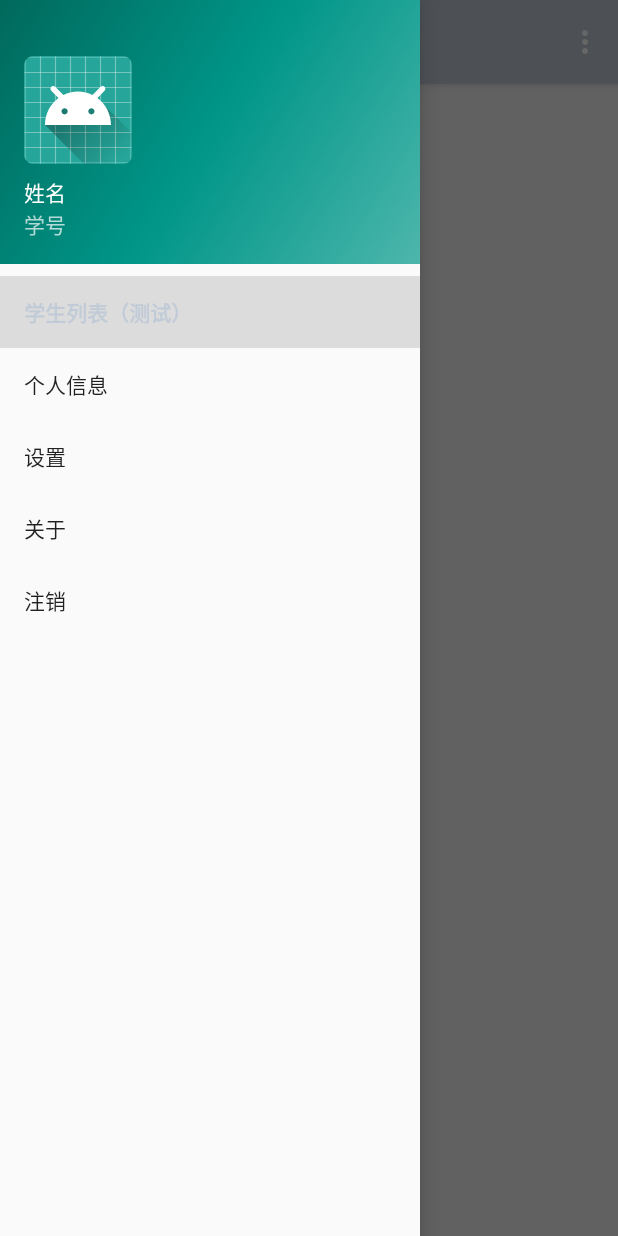
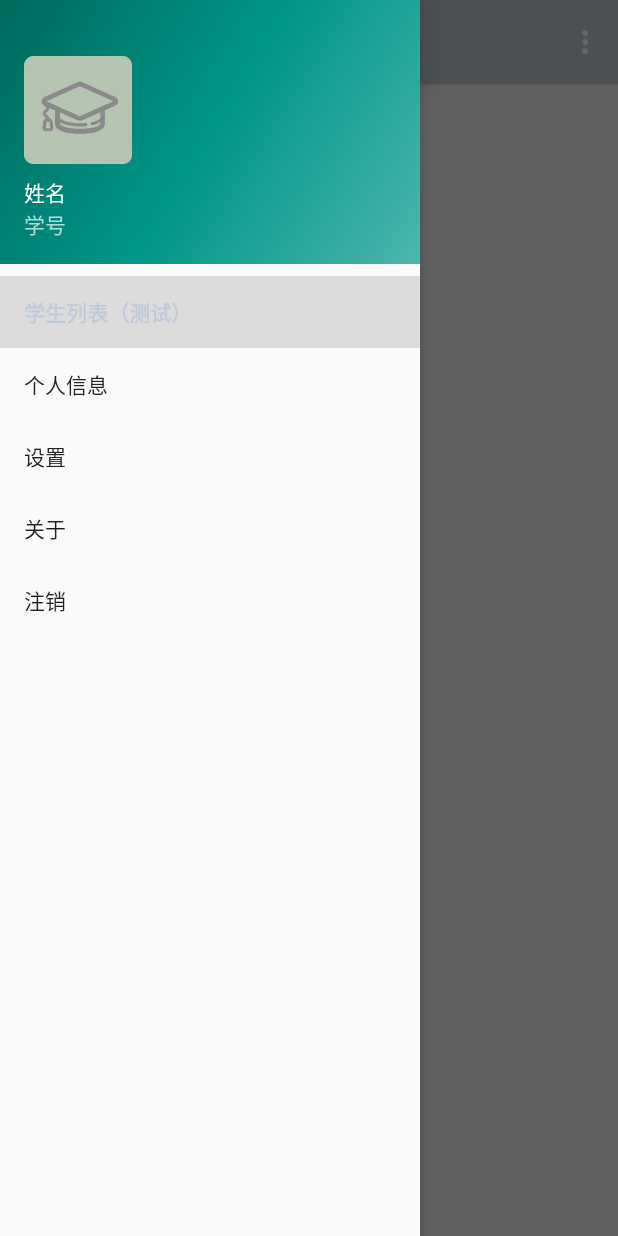
Before and after one commit to fzuiot2015/edu-android, an Android app: the MainActivityForTeacher screen opened directly, with no data from a screen before it, with the side drawer open, on a phone screen of 412 x 824 dp. Run offline under Robolectric (Android 15) with nearby library versions, the phone set to English and light mode, and no system bars; 2 statements that could not run were skipped.

Commit message:
Merge branch 'master' of https://github.com/fzuiot2015/edu-android
# Conflicts:
#	app/src/main/java/fzu/edu/student/adapter/SyllabusAdapter.java

```diff
--- a/app/src/main/AndroidManifest.xml
+++ b/app/src/main/AndroidManifest.xml
@@ -7,7 +7,7 @@
     <application
         android:name=".MyApplication"
         android:allowBackup="true"
-        android:icon="@mipmap/ic_launcher"
+        android:icon="@drawable/ic_launcher_logo"
         android:label="@string/app_name"
         android:roundIcon="@mipmap/ic_launcher_round"
         android:supportsRtl="true"
--- a/app/src/main/res/drawable/ic_launcher_background.xml
+++ b/app/src/main/res/drawable/ic_launcher_background.xml
@@ -1,170 +1,76 @@
 <?xml version="1.0" encoding="utf-8"?>
 <vector xmlns:android="http://schemas.android.com/apk/res/android"
-    android:width="108dp"
-    android:height="108dp"
-    android:viewportHeight="108"
-    android:viewportWidth="108">
-    <path
-        android:fillColor="#26A69A"
-        android:pathData="M0,0h108v108h-108z" />
-    <path
-        android:fillColor="#00000000"
-        android:pathData="M9,0L9,108"
-        android:strokeColor="#33FFFFFF"
-        android:strokeWidth="0.8" />
-    <path
-        android:fillColor="#00000000"
-        android:pathData="M19,0L19,108"
-        android:strokeColor="#33FFFFFF"
-        android:strokeWidth="0.8" />
-    <path
-        android:fillColor="#00000000"
-        android:pathData="M29,0L29,108"
-        android:strokeColor="#33FFFFFF"
-        android:strokeWidth="0.8" />
-    <path
-        android:fillColor="#00000000"
-        android:pathData="M39,0L39,108"
-        android:strokeColor="#33FFFFFF"
-        android:strokeWidth="0.8" />
-    <path
-        android:fillColor="#00000000"
-        android:pathData="M49,0L49,108"
-        android:strokeColor="#33FFFFFF"
-        android:strokeWidth="0.8" />
-    <path
-        android:fillColor="#00000000"
-        android:pathData="M59,0L59,108"
-        android:strokeColor="#33FFFFFF"
-        android:strokeWidth="0.8" />
-    <path
-        android:fillColor="#00000000"
-        android:pathData="M69,0L69,108"
-        android:strokeColor="#33FFFFFF"
-        android:strokeWidth="0.8" />
-    <path
-        android:fillColor="#00000000"
-        android:pathData="M79,0L79,108"
-        android:strokeColor="#33FFFFFF"
-        android:strokeWidth="0.8" />
-    <path
-        android:fillColor="#00000000"
-        android:pathData="M89,0L89,108"
-        android:strokeColor="#33FFFFFF"
-        android:strokeWidth="0.8" />
-    <path
-        android:fillColor="#00000000"
-        android:pathData="M99,0L99,108"
-        android:strokeColor="#33FFFFFF"
-        android:strokeWidth="0.8" />
-    <path
-        android:fillColor="#00000000"
-        android:pathData="M0,9L108,9"
-        android:strokeColor="#33FFFFFF"
-        android:strokeWidth="0.8" />
-    <path
-        android:fillColor="#00000000"
-        android:pathData="M0,19L108,19"
-        android:strokeColor="#33FFFFFF"
-        android:strokeWidth="0.8" />
-    <path
-        android:fillColor="#00000000"
-        android:pathData="M0,29L108,29"
-        android:strokeColor="#33FFFFFF"
-        android:strokeWidth="0.8" />
-    <path
-        android:fillColor="#00000000"
-        android:pathData="M0,39L108,39"
-        android:strokeColor="#33FFFFFF"
-        android:strokeWidth="0.8" />
-    <path
-        android:fillColor="#00000000"
-        android:pathData="M0,49L108,49"
-        android:strokeColor="#33FFFFFF"
-        android:strokeWidth="0.8" />
-    <path
-        android:fillColor="#00000000"
-        android:pathData="M0,59L108,59"
-        android:strokeColor="#33FFFFFF"
-        android:strokeWidth="0.8" />
-    <path
-        android:fillColor="#00000000"
-        android:pathData="M0,69L108,69"
-        android:strokeColor="#33FFFFFF"
-        android:strokeWidth="0.8" />
-    <path
-        android:fillColor="#00000000"
-        android:pathData="M0,79L108,79"
-        android:strokeColor="#33FFFFFF"
-        android:strokeWidth="0.8" />
-    <path
-        android:fillColor="#00000000"
-        android:pathData="M0,89L108,89"
-        android:strokeColor="#33FFFFFF"
-        android:strokeWidth="0.8" />
-    <path
-        android:fillColor="#00000000"
-        android:pathData="M0,99L108,99"
-        android:strokeColor="#33FFFFFF"
-        android:strokeWidth="0.8" />
-    <path
-        android:fillColor="#00000000"
-        android:pathData="M19,29L89,29"
-        android:strokeColor="#33FFFFFF"
-        android:strokeWidth="0.8" />
-    <path
-        android:fillColor="#00000000"
-        android:pathData="M19,39L89,39"
-        android:strokeColor="#33FFFFFF"
-        android:strokeWidth="0.8" />
-    <path
-        android:fillColor="#00000000"
-        android:pathData="M19,49L89,49"
-        android:strokeColor="#33FFFFFF"
-        android:strokeWidth="0.8" />
-    <path
-        android:fillColor="#00000000"
-        android:pathData="M19,59L89,59"
-        android:strokeColor="#33FFFFFF"
-        android:strokeWidth="0.8" />
-    <path
-        android:fillColor="#00000000"
-        android:pathData="M19,69L89,69"
-        android:strokeColor="#33FFFFFF"
-        android:strokeWidth="0.8" />
-    <path
-        android:fillColor="#00000000"
-        android:pathData="M19,79L89,79"
-        android:strokeColor="#33FFFFFF"
-        android:strokeWidth="0.8" />
-    <path
-        android:fillColor="#00000000"
-        android:pathData="M29,19L29,89"
-        android:strokeColor="#33FFFFFF"
-        android:strokeWidth="0.8" />
-    <path
-        android:fillColor="#00000000"
-        android:pathData="M39,19L39,89"
-        android:strokeColor="#33FFFFFF"
-        android:strokeWidth="0.8" />
-    <path
-        android:fillColor="#00000000"
-        android:pathData="M49,19L49,89"
-        android:strokeColor="#33FFFFFF"
-        android:strokeWidth="0.8" />
-    <path
-        android:fillColor="#00000000"
-        android:pathData="M59,19L59,89"
-        android:strokeColor="#33FFFFFF"
-        android:strokeWidth="0.8" />
-    <path
-        android:fillColor="#00000000"
-        android:pathData="M69,19L69,89"
-        android:strokeColor="#33FFFFFF"
-        android:strokeWidth="0.8" />
-    <path
-        android:fillColor="#00000000"
-        android:pathData="M79,19L79,89"
-        android:strokeColor="#33FFFFFF"
-        android:strokeWidth="0.8" />
+        android:width="108dp"
+        android:height="108dp"
+        android:viewportWidth="106.930695"
+        android:viewportHeight="106.930695">
+    <group android:translateX="-0.5346535"
+            android:translateY="-0.5346535">
+        <path android:fillColor="#26A69A"
+              android:pathData="M0,0h108v108h-108z"/>
+        <path android:fillColor="#00000000" android:pathData="M9,0L9,108"
+              android:strokeColor="#33FFFFFF" android:strokeWidth="0.8"/>
+        <path android:fillColor="#00000000" android:pathData="M19,0L19,108"
+              android:strokeColor="#33FFFFFF" android:strokeWidth="0.8"/>
+        <path android:fillColor="#00000000" android:pathData="M29,0L29,108"
+              android:strokeColor="#33FFFFFF" android:strokeWidth="0.8"/>
+        <path android:fillColor="#00000000" android:pathData="M39,0L39,108"
+              android:strokeColor="#33FFFFFF" android:strokeWidth="0.8"/>
+        <path android:fillColor="#00000000" android:pathData="M49,0L49,108"
+              android:strokeColor="#33FFFFFF" android:strokeWidth="0.8"/>
+        <path android:fillColor="#00000000" android:pathData="M59,0L59,108"
+              android:strokeColor="#33FFFFFF" android:strokeWidth="0.8"/>
+        <path android:fillColor="#00000000" android:pathData="M69,0L69,108"
+              android:strokeColor="#33FFFFFF" android:strokeWidth="0.8"/>
+        <path android:fillColor="#00000000" android:pathData="M79,0L79,108"
+              android:strokeColor="#33FFFFFF" android:strokeWidth="0.8"/>
+        <path android:fillColor="#00000000" android:pathData="M89,0L89,108"
+              android:strokeColor="#33FFFFFF" android:strokeWidth="0.8"/>
+        <path android:fillColor="#00000000" android:pathData="M99,0L99,108"
+              android:strokeColor="#33FFFFFF" android:strokeWidth="0.8"/>
+        <path android:fillColor="#00000000" android:pathData="M0,9L108,9"
+              android:strokeColor="#33FFFFFF" android:strokeWidth="0.8"/>
+        <path android:fillColor="#00000000" android:pathData="M0,19L108,19"
+              android:strokeColor="#33FFFFFF" android:strokeWidth="0.8"/>
+        <path android:fillColor="#00000000" android:pathData="M0,29L108,29"
+              android:strokeColor="#33FFFFFF" android:strokeWidth="0.8"/>
+        <path android:fillColor="#00000000" android:pathData="M0,39L108,39"
+              android:strokeColor="#33FFFFFF" android:strokeWidth="0.8"/>
+        <path android:fillColor="#00000000" android:pathData="M0,49L108,49"
+              android:strokeColor="#33FFFFFF" android:strokeWidth="0.8"/>
+        <path android:fillColor="#00000000" android:pathData="M0,59L108,59"
+              android:strokeColor="#33FFFFFF" android:strokeWidth="0.8"/>
+        <path android:fillColor="#00000000" android:pathData="M0,69L108,69"
+              android:strokeColor="#33FFFFFF" android:strokeWidth="0.8"/>
+        <path android:fillColor="#00000000" android:pathData="M0,79L108,79"
+              android:strokeColor="#33FFFFFF" android:strokeWidth="0.8"/>
+        <path android:fillColor="#00000000" android:pathData="M0,89L108,89"
+              android:strokeColor="#33FFFFFF" android:strokeWidth="0.8"/>
+        <path android:fillColor="#00000000" android:pathData="M0,99L108,99"
+              android:strokeColor="#33FFFFFF" android:strokeWidth="0.8"/>
+        <path android:fillColor="#00000000" android:pathData="M19,29L89,29"
+              android:strokeColor="#33FFFFFF" android:strokeWidth="0.8"/>
+        <path android:fillColor="#00000000" android:pathData="M19,39L89,39"
+              android:strokeColor="#33FFFFFF" android:strokeWidth="0.8"/>
+        <path android:fillColor="#00000000" android:pathData="M19,49L89,49"
+              android:strokeColor="#33FFFFFF" android:strokeWidth="0.8"/>
+        <path android:fillColor="#00000000" android:pathData="M19,59L89,59"
+              android:strokeColor="#33FFFFFF" android:strokeWidth="0.8"/>
+        <path android:fillColor="#00000000" android:pathData="M19,69L89,69"
+              android:strokeColor="#33FFFFFF" android:strokeWidth="0.8"/>
+        <path android:fillColor="#00000000" android:pathData="M19,79L89,79"
+              android:strokeColor="#33FFFFFF" android:strokeWidth="0.8"/>
+        <path android:fillColor="#00000000" android:pathData="M29,19L29,89"
+              android:strokeColor="#33FFFFFF" android:strokeWidth="0.8"/>
+        <path android:fillColor="#00000000" android:pathData="M39,19L39,89"
+              android:strokeColor="#33FFFFFF" android:strokeWidth="0.8"/>
+        <path android:fillColor="#00000000" android:pathData="M49,19L49,89"
+              android:strokeColor="#33FFFFFF" android:strokeWidth="0.8"/>
+        <path android:fillColor="#00000000" android:pathData="M59,19L59,89"
+              android:strokeColor="#33FFFFFF" android:strokeWidth="0.8"/>
+        <path android:fillColor="#00000000" android:pathData="M69,19L69,89"
+              android:strokeColor="#33FFFFFF" android:strokeWidth="0.8"/>
+        <path android:fillColor="#00000000" android:pathData="M79,19L79,89"
+              android:strokeColor="#33FFFFFF" android:strokeWidth="0.8"/>
+    </group>
 </vector>
--- /dev/null
+++ b/app/src/main/res/drawable/ic_launcher_logo.xml
@@ -0,0 +1,18 @@
+<vector xmlns:android="http://schemas.android.com/apk/res/android"
+        android:width="108dp"
+        android:height="108dp"
+        android:viewportWidth="285.14853"
+        android:viewportHeight="285.14853">
+    <group android:translateX="-1.4257426"
+            android:translateY="-1.4257426">
+      <path
+          android:pathData="M274.5,288h-261C6.1,288 0,281.9 0,274.5v-261C0,6.1 6.1,0 13.5,0h261c7.5,0 13.5,6.1 13.5,13.5v261C288,281.9 281.9,288 274.5,288z"
+          android:fillColor="#C1CBD7"/>
+      <path
+          android:pathData="M144,146.3m-139.5,0a139.5,139.5 0,1 1,279 0a139.5,139.5 0,1 1,-279 0"
+          android:fillColor="#B5C4B1"/>
+      <path
+          android:pathData="M209.7,120.9l-59,-26.4c-1.1,-0.4 -2.3,-0.6 -3.4,-0.6c-1.1,0 -2.3,0.2 -3.4,0.6l-59,26.4c-3,1.3 -5.1,4.4 -5.1,7.8c0,3 1.7,5.7 4.2,7.2c0.8,0.8 1.7,1.7 2.3,2.1c1.7,1.3 2.1,1.7 2.1,2.5c0,0.8 -0.4,1.3 -2.1,2.5c-1.7,1.3 -4.2,3.2 -4.2,7c0,3.8 2.5,5.7 4.2,7c1.1,0.8 1.7,1.3 1.9,1.9c-2.5,0.2 -4.8,2.3 -5.1,4.8l-1.5,11.6c-0.2,1.7 0.2,3.2 1.3,4.4c1.1,1.3 2.5,1.9 4.2,1.9h8c1.7,0 3.2,-0.6 4.2,-1.9c1.1,-1.3 1.5,-2.7 1.3,-4.4l-1.5,-11.6c-0.4,-2.7 -2.7,-4.8 -5.5,-4.8c-0.2,-3.4 -2.5,-5.1 -4.2,-6.3c-1.7,-1.3 -2.1,-1.7 -2.1,-2.5c0,-0.8 0.4,-1.3 2.1,-2.5c1.7,-1.3 4.2,-3.2 4.2,-7v-0.2l9.9,4.4v23.2c0,16 30.8,17.7 43.9,17.7c13.3,0 43.9,-1.7 43.9,-17.7v-23.6l18.1,-8c3,-1.3 5.1,-4.4 5.1,-7.8C214.8,125.3 212.9,122.2 209.7,120.9L209.7,120.9zM87.2,176.3l1.5,-11.6h5.1l1.5,11.6H87.2zM183.4,158.6c-1.5,1.9 -5.1,4 -11.4,5.9c-1.1,0.4 -2.3,0.6 -3.6,0.8c-1.5,0.4 -2.5,1.9 -2.1,3.4c0.2,1.3 1.5,2.1 2.7,2.1h0.6c1.3,-0.2 2.7,-0.6 3.8,-1.1c4,-1.1 7.2,-2.5 9.9,-4v2.1c0,5.1 -15.8,9.3 -35.4,9.3c-19.6,0 -35.4,-4.2 -35.4,-9.3v-2.3c7.8,4.8 21.7,7.4 35.6,7.4c3.2,0 6.5,-0.2 9.5,-0.4c1.5,-0.2 2.7,-1.5 2.5,-3c-0.2,-1.5 -1.5,-2.7 -3,-2.5c-3,0.2 -5.9,0.4 -9.1,0.4c-19.8,0 -33.1,-5.1 -35.6,-9.3v-9.7l31.4,14.1c1.1,0.4 2.3,0.6 3.4,0.6c1.3,0 2.3,-0.2 3.4,-0.6l32.7,-14.5V158.6zM147.3,155.1l-59,-26.4l59,-26.4l59,26.4L147.3,155.1zM147.3,155.1"
+          android:fillColor="#8A8A8A"/>
+    </group>
+</vector>
--- /dev/null
+++ b/app/src/main/res/drawable/ic_logo1.xml
@@ -0,0 +1,6 @@
+<vector android:height="24dp" android:viewportHeight="288"
+    android:viewportWidth="288" android:width="24dp" xmlns:android="http://schemas.android.com/apk/res/android">
+    <path android:fillColor="#C1CBD7" android:pathData="M174.9,170.6H87.4c-5.5,0 -9.9,-4.4 -9.9,-9.9V73.3c0,-5.5 4.4,-9.9 9.9,-9.9h87.5c5.5,0 9.9,4.4 9.9,9.9v87.5C184.8,166.2 180.4,170.6 174.9,170.6z"/>
+    <path android:fillColor="#B5C4B1" android:pathData="M131.1,117m-50,0a50,50 0,1 1,100 0a50,50 0,1 1,-100 0"/>
+    <path android:fillColor="#8A8A8A" android:pathData="M160.4,108.1l-27.6,-12.3c-0.5,-0.2 -1.1,-0.3 -1.6,-0.3c-0.5,0 -1.1,0.1 -1.6,0.3L102,108.1c-1.4,0.6 -2.4,2.1 -2.4,3.6c0,1.4 0.8,2.7 2,3.4c0.4,0.4 0.8,0.8 1.1,1c0.8,0.6 1,0.8 1,1.2c0,0.4 -0.2,0.6 -1,1.2c-0.8,0.6 -2,1.5 -2,3.3c0,1.8 1.2,2.7 2,3.3c0.5,0.4 0.8,0.6 0.9,0.9c-1.2,0.1 -2.3,1.1 -2.4,2.3l-0.7,5.4c-0.1,0.8 0.1,1.5 0.6,2.1c0.5,0.6 1.2,0.9 2,0.9h3.7c0.8,0 1.5,-0.3 2,-0.9c0.5,-0.6 0.7,-1.3 0.6,-2.1l-0.7,-5.4c-0.2,-1.3 -1.3,-2.3 -2.6,-2.3c-0.1,-1.6 -1.2,-2.4 -2,-3c-0.8,-0.6 -1,-0.8 -1,-1.2c0,-0.4 0.2,-0.6 1,-1.2c0.8,-0.6 2,-1.5 2,-3.3v-0.1l4.6,2.1v10.9c0,7.5 14.4,8.3 20.5,8.3c6.2,0 20.5,-0.8 20.5,-8.3v-11l8.5,-3.7c1.4,-0.6 2.4,-2.1 2.4,-3.6C162.8,110.2 161.9,108.7 160.4,108.1L160.4,108.1zM103.1,134.1l0.7,-5.4h2.4l0.7,5.4H103.1zM148.1,125.8c-0.7,0.9 -2.4,1.9 -5.3,2.8c-0.5,0.2 -1.1,0.3 -1.7,0.4c-0.7,0.2 -1.2,0.9 -1,1.6c0.1,0.6 0.7,1 1.3,1h0.3c0.6,-0.1 1.3,-0.3 1.8,-0.5c1.9,-0.5 3.4,-1.2 4.6,-1.9v1c0,2.4 -7.4,4.3 -16.6,4.3c-9.2,0 -16.6,-2 -16.6,-4.3v-1.1c3.6,2.3 10.2,3.5 16.7,3.5c1.5,0 3.1,-0.1 4.4,-0.2c0.7,-0.1 1.3,-0.7 1.2,-1.4c-0.1,-0.7 -0.7,-1.3 -1.4,-1.2c-1.4,0.1 -2.8,0.2 -4.2,0.2c-9.3,0 -15.5,-2.4 -16.7,-4.3v-4.5l14.7,6.6c0.5,0.2 1.1,0.3 1.6,0.3c0.6,0 1.1,-0.1 1.6,-0.3l15.3,-6.8V125.8zM131.2,124.1l-27.6,-12.3l27.6,-12.3l27.6,12.3L131.2,124.1zM131.2,124.1"/>
+</vector>
--- a/app/src/main/res/mipmap-anydpi-v26/ic_launcher.xml
+++ b/app/src/main/res/mipmap-anydpi-v26/ic_launcher.xml
@@ -1,5 +1,5 @@
 <?xml version="1.0" encoding="utf-8"?>
 <adaptive-icon xmlns:android="http://schemas.android.com/apk/res/android">
-    <background android:drawable="@drawable/ic_launcher_background" />
-    <foreground android:drawable="@drawable/ic_launcher_foreground" />
+    <background android:drawable="@drawable/ic_launcher_background"/>
+    <foreground android:drawable="@drawable/ic_launcher_logo"/>
 </adaptive-icon>
--- a/app/src/main/res/mipmap-anydpi-v26/ic_launcher_round.xml
+++ b/app/src/main/res/mipmap-anydpi-v26/ic_launcher_round.xml
@@ -1,5 +1,5 @@
 <?xml version="1.0" encoding="utf-8"?>
 <adaptive-icon xmlns:android="http://schemas.android.com/apk/res/android">
-    <background android:drawable="@drawable/ic_launcher_background" />
-    <foreground android:drawable="@drawable/ic_launcher_foreground" />
+    <background android:drawable="@drawable/ic_launcher_background"/>
+    <foreground android:drawable="@drawable/ic_launcher_logo"/>
 </adaptive-icon>
```
Also changed, not shown: app/src/main/ic_launcher-web.png (added), app/src/main/res/mipmap-hdpi/ic_launcher.png, app/src/main/res/mipmap-hdpi/ic_launcher_round.png, app/src/main/res/mipmap-mdpi/ic_launcher.png, app/src/main/res/mipmap-mdpi/ic_launcher_round.png, app/src/main/res/mipmap-xhdpi/ic_launcher.png, app/src/main/res/mipmap-xhdpi/ic_launcher_round.png, app/src/main/res/mipmap-xxhdpi/ic_launcher.png, app/src/main/res/mipmap-xxhdpi/ic_launcher_round.png, app/src/main/res/mipmap-xxxhdpi/ic_launcher.png, app/src/main/res/mipmap-xxxhdpi/ic_launcher_round.png.
